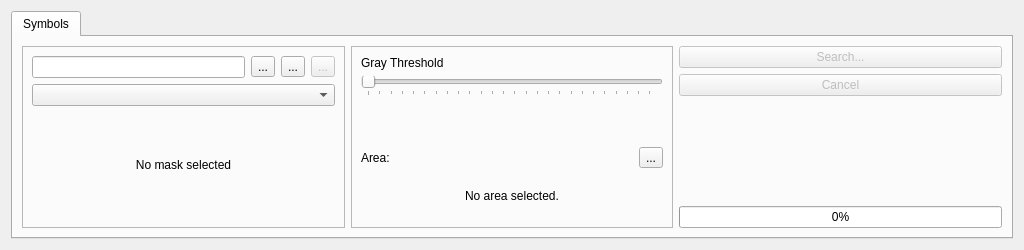
First picture: the form in src/IMapSearchWidget.ui, repository ntruchsess/QLandkarteGT, before the edit.
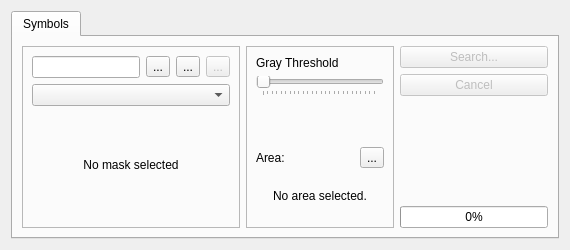
Second picture: the form after the edit.

Diff of the .ui file:
```diff
--- a/src/IMapSearchWidget.ui
+++ b/src/IMapSearchWidget.ui
@@ -6,14 +6,20 @@
    <rect>
     <x>0</x>
     <y>0</y>
-    <width>1024</width>
+    <width>570</width>
     <height>250</height>
    </rect>
   </property>
+  <property name="sizePolicy">
+   <sizepolicy hsizetype="Minimum" vsizetype="Preferred">
+    <horstretch>0</horstretch>
+    <verstretch>0</verstretch>
+   </sizepolicy>
+  </property>
   <property name="minimumSize">
    <size>
-    <width>1024</width>
-    <height>196</height>
+    <width>0</width>
+    <height>0</height>
    </size>
   </property>
   <property name="maximumSize">
@@ -28,6 +34,12 @@
   <layout class="QVBoxLayout" name="verticalLayout">
    <item>
     <widget class="QTabWidget" name="tabWidget">
+     <property name="sizePolicy">
+      <sizepolicy hsizetype="MinimumExpanding" vsizetype="Expanding">
+       <horstretch>0</horstretch>
+       <verstretch>0</verstretch>
+      </sizepolicy>
+     </property>
      <property name="currentIndex">
       <number>0</number>
      </property>
@@ -209,6 +221,12 @@
              <property name="enabled">
               <bool>false</bool>
              </property>
+             <property name="sizePolicy">
+              <sizepolicy hsizetype="Minimum" vsizetype="Fixed">
+               <horstretch>0</horstretch>
+               <verstretch>0</verstretch>
+              </sizepolicy>
+             </property>
              <property name="text">
               <string>Search...</string>
              </property>
@@ -219,6 +237,12 @@
              <property name="enabled">
               <bool>false</bool>
              </property>
+             <property name="sizePolicy">
+              <sizepolicy hsizetype="Minimum" vsizetype="Fixed">
+               <horstretch>0</horstretch>
+               <verstretch>0</verstretch>
+              </sizepolicy>
+             </property>
              <property name="text">
               <string>Cancel</string>
              </property>
```
Left out of the diff: 2 changed lines with no effect on the pictures.
